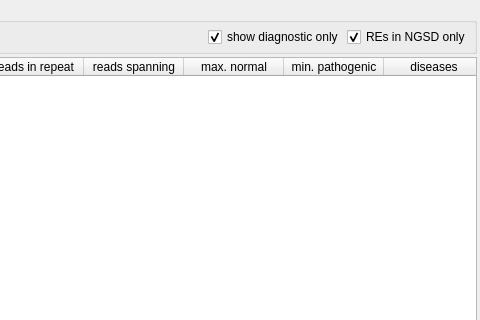
Above: src/GSvar/RepeatExpansionWidget.ui from imgag/ngs-bits before the change; both pictures show x 820 to 1300 and y 0 to 320 of the 1300 by 920 pixel window. Below: the same form after it.
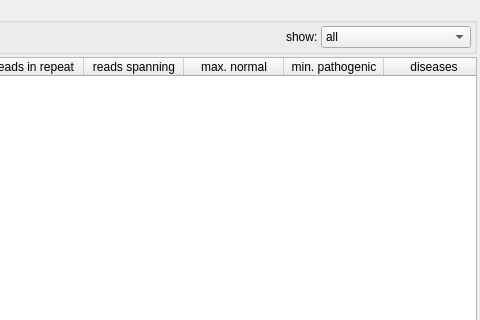
That is the form after the change.

Commit message: GSvar: improved RE widget (IGV link and shown REs)

What changed in the file:
```diff
--- a/src/GSvar/RepeatExpansionWidget.ui
+++ b/src/GSvar/RepeatExpansionWidget.ui
@@ -153,23 +153,43 @@
        </spacer>
       </item>
       <item>
-       <widget class="QCheckBox" name="filter_diagnostic">
+       <widget class="QLabel" name="label_3">
         <property name="text">
-         <string>show diagnostic only</string>
-        </property>
-        <property name="checked">
-         <bool>true</bool>
+         <string>show:</string>
         </property>
        </widget>
       </item>
       <item>
-       <widget class="QCheckBox" name="filter_ngsd">
-        <property name="text">
-         <string>REs in NGSD only</string>
+       <widget class="QComboBox" name="filter_show">
+        <property name="minimumSize">
+         <size>
+          <width>150</width>
+          <height>0</height>
+         </size>
         </property>
-        <property name="checked">
-         <bool>true</bool>
+        <property name="currentText">
+         <string>diagnostic (in NGSD)</string>
         </property>
+        <item>
+         <property name="text">
+          <string>all</string>
+         </property>
+        </item>
+        <item>
+         <property name="text">
+          <string>diagnostic (in NGSD)</string>
+         </property>
+        </item>
+        <item>
+         <property name="text">
+          <string>research (in NGSD)</string>
+         </property>
+        </item>
+        <item>
+         <property name="text">
+          <string>other (not in NGSD)</string>
+         </property>
+        </item>
        </widget>
       </item>
      </layout>
```
The commit also changes 3 other files.
